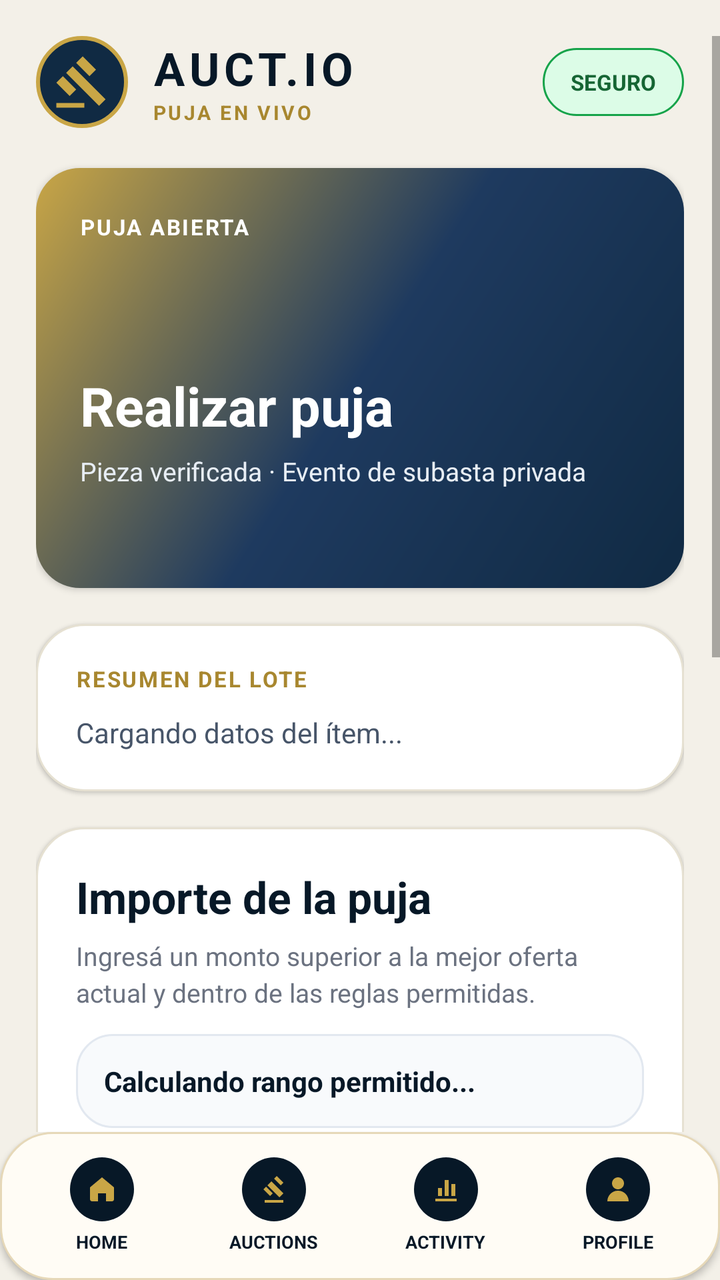
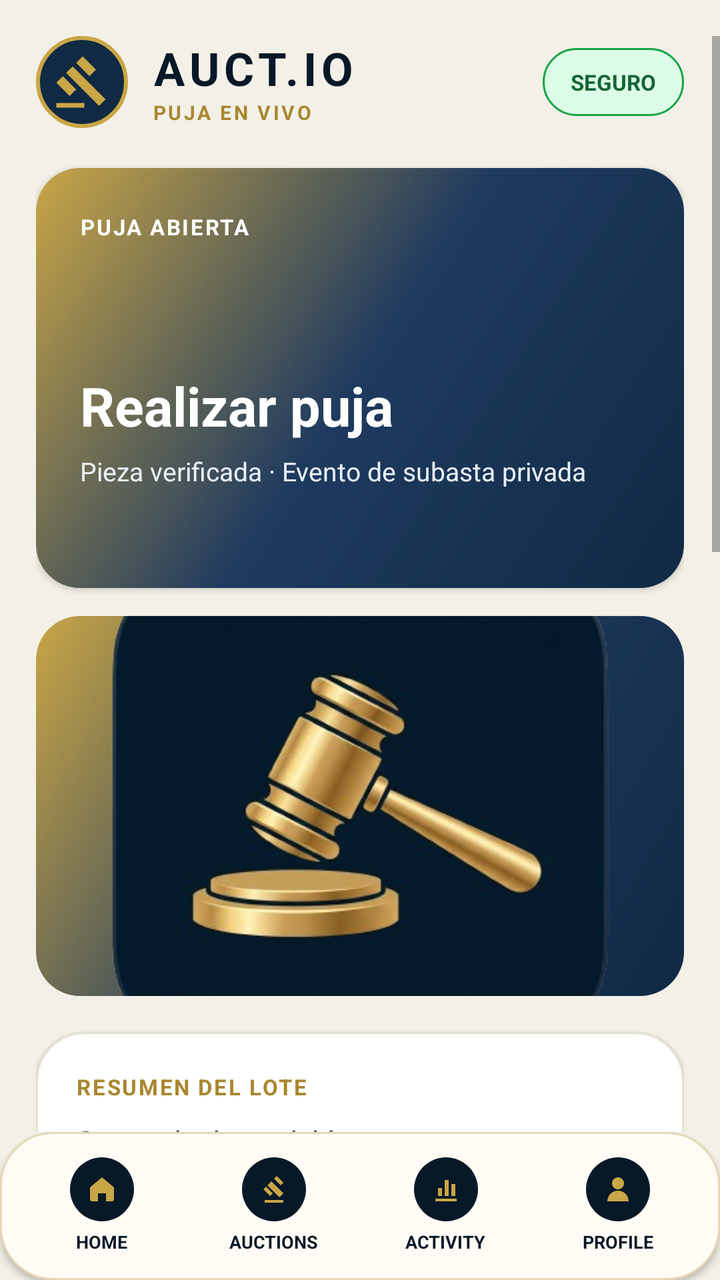

Two renders of the same Android screen: before a commit and after it. Below are the layout's source before the change and the commit's diff.
<!-- AndroidManifest.xml: application theme Theme.AppCompat.Light.NoActionBar -->
<!-- res/layout/activity_bid.xml -->
<?xml version="1.0" encoding="utf-8"?>
<LinearLayout xmlns:android="http://schemas.android.com/apk/res/android"
    android:id="@+id/rootBid"
    android:layout_width="match_parent"
    android:layout_height="match_parent"
    android:background="#F3F0E8"
    android:fitsSystemWindows="true"
    android:orientation="vertical">

    <ScrollView
        android:layout_width="match_parent"
        android:layout_height="0dp"
        android:layout_weight="1"
        android:fillViewport="true"
        android:paddingTop="18dp">

        <LinearLayout
            android:layout_width="match_parent"
            android:layout_height="wrap_content"
            android:orientation="vertical"
            android:paddingLeft="18dp"
            android:paddingRight="18dp"
            android:paddingBottom="24dp">

            
            <LinearLayout
                android:layout_width="match_parent"
                android:layout_height="wrap_content"
                android:gravity="center_vertical"
                android:orientation="horizontal">

                <ImageView
                    android:layout_width="46dp"
                    android:layout_height="46dp"
                    android:background="@drawable/bg_icon_circle"
                    android:padding="9dp"
                    android:src="@drawable/ic_gavel" />

                <LinearLayout
                    android:layout_width="0dp"
                    android:layout_height="wrap_content"
                    android:layout_marginLeft="12dp"
                    android:layout_weight="1"
                    android:orientation="vertical">

                    <TextView
                        android:layout_width="match_parent"
                        android:layout_height="wrap_content"
                        android:letterSpacing="0.10"
                        android:text="AUCT.IO"
                        android:textColor="#071827"
                        android:textSize="23sp"
                        android:textStyle="bold" />

                    <TextView
                        android:layout_width="match_parent"
                        android:layout_height="wrap_content"
                        android:letterSpacing="0.12"
                        android:text="PUJA EN VIVO"
                        android:textColor="#A8872F"
                        android:textSize="10sp"
                        android:textStyle="bold" />

                </LinearLayout>

                <TextView
                    android:layout_width="wrap_content"
                    android:layout_height="34dp"
                    android:background="@drawable/bg_live_chip"
                    android:gravity="center"
                    android:paddingLeft="14dp"
                    android:paddingRight="14dp"
                    android:text="SEGURO"
                    android:textColor="#166534"
                    android:textSize="11sp"
                    android:textStyle="bold" />

            </LinearLayout>

            
            <LinearLayout
                android:layout_width="match_parent"
                android:layout_height="210dp"
                android:layout_marginTop="20dp"
                android:background="@drawable/bg_visual_lot"
                android:elevation="2dp"
                android:orientation="vertical"
                android:padding="22dp">

                <TextView
                    android:layout_width="wrap_content"
                    android:layout_height="wrap_content"
                    android:letterSpacing="0.08"
                    android:text="PUJA ABIERTA"
                    android:textColor="#FFFFFF"
                    android:textSize="11sp"
                    android:textStyle="bold" />

                <TextView
                    android:id="@+id/txtTituloPuja"
                    android:layout_width="match_parent"
                    android:layout_height="wrap_content"
                    android:layout_marginTop="64dp"
                    android:text="Realizar puja"
                    android:textColor="#FFFFFF"
                    android:textSize="27sp"
                    android:textStyle="bold" />

                <TextView
                    android:layout_width="match_parent"
                    android:layout_height="wrap_content"
                    android:layout_marginTop="6dp"
                    android:text="Pieza verificada · Evento de subasta privada"
                    android:textColor="#E8EEF5"
                    android:textSize="13sp" />

            </LinearLayout>

            
            <LinearLayout
                android:layout_width="match_parent"
                android:layout_height="wrap_content"
                android:layout_marginTop="18dp"
                android:background="@drawable/bg_card_premium"
                android:elevation="1dp"
                android:orientation="vertical"
                android:padding="20dp">

                <TextView
                    android:layout_width="match_parent"
                    android:layout_height="wrap_content"
                    android:letterSpacing="0.08"
                    android:text="RESUMEN DEL LOTE"
                    android:textColor="#A8872F"
                    android:textSize="11sp"
                    android:textStyle="bold" />

                <TextView
                    android:id="@+id/txtDatosItem"
                    android:layout_width="match_parent"
                    android:layout_height="wrap_content"
                    android:layout_marginTop="10dp"
                    android:text="Cargando datos del ítem..."
                    android:textColor="#475569"
                    android:textSize="14sp"
                    android:lineSpacingExtra="4dp" />

            </LinearLayout>

            
            <LinearLayout
                android:layout_width="match_parent"
                android:layout_height="wrap_content"
                android:layout_marginTop="18dp"
                android:background="@drawable/bg_card_premium"
                android:elevation="1dp"
                android:orientation="vertical"
                android:padding="20dp">

                <TextView
                    android:layout_width="match_parent"
                    android:layout_height="wrap_content"
                    android:text="Importe de la puja"
                    android:textColor="#071827"
                    android:textSize="22sp"
                    android:textStyle="bold" />

                <TextView
                    android:layout_width="match_parent"
                    android:layout_height="wrap_content"
                    android:layout_marginTop="6dp"
                    android:text="Ingresá un monto superior a la mejor oferta actual y dentro de las reglas permitidas."
                    android:textColor="#6B7280"
                    android:textSize="13sp"
                    android:lineSpacingExtra="3dp" />

                <TextView
                    android:id="@+id/txtRangoPuja"
                    android:layout_width="match_parent"
                    android:layout_height="wrap_content"
                    android:layout_marginTop="12dp"
                    android:background="@drawable/bg_metric_box"
                    android:padding="14dp"
                    android:text="Calculando rango permitido..."
                    android:textColor="#071827"
                    android:textSize="14sp"
                    android:textStyle="bold"
                    android:lineSpacingExtra="3dp" />

                <EditText
                    android:id="@+id/edtImportePuja"
                    android:layout_width="match_parent"
                    android:layout_height="54dp"
                    android:layout_marginTop="16dp"
                    android:background="@drawable/bg_input_premium"
                    android:hint="Ej: 12100"
                    android:inputType="numberDecimal"
                    android:paddingLeft="16dp"
                    android:paddingRight="16dp"
                    android:textColor="#071827"
                    android:textColorHint="#94A3B8"
                    android:textSize="17sp"
                    android:textStyle="bold" />

                <TextView
                    android:id="@+id/txtMensajePuja"
                    android:layout_width="match_parent"
                    android:layout_height="wrap_content"
                    android:layout_marginTop="12dp"
                    android:text=""
                    android:textAlignment="center"
                    android:textColor="#DC2626"
                    android:textSize="14sp"
                    android:lineSpacingExtra="3dp" />

                <Button
                    android:id="@+id/btnEnviarPuja"
                    android:layout_width="match_parent"
                    android:layout_height="52dp"
                    android:layout_marginTop="16dp"
                    android:background="@drawable/bg_button_gold"
                    android:text="ENVIAR PUJA"
                    android:textColor="#071827"
                    android:textSize="13sp"
                    android:textStyle="bold" />

            </LinearLayout>

            
            <LinearLayout
                android:layout_width="match_parent"
                android:layout_height="wrap_content"
                android:layout_marginTop="18dp"
                android:background="@drawable/bg_collection_card"
                android:elevation="1dp"
                android:orientation="vertical"
                android:padding="18dp">

                <TextView
                    android:layout_width="match_parent"
                    android:layout_height="wrap_content"
                    android:letterSpacing="0.08"
                    android:text="OPERACIÓN SEGURA"
                    android:textColor="#166534"
                    android:textSize="11sp"
                    android:textStyle="bold" />

                <View
                    android:layout_width="46dp"
                    android:layout_height="2dp"
                    android:layout_marginTop="10dp"
                    android:background="@drawable/bg_gold_line" />

                <TextView
                    android:layout_width="match_parent"
                    android:layout_height="wrap_content"
                    android:layout_marginTop="12dp"
                    android:text="Tu identidad y medios de pago fueron verificados para operar en subastas habilitadas. La puja será registrada en el sistema con trazabilidad."
                    android:textColor="#475569"
                    android:textSize="13sp"
                    android:lineSpacingExtra="4dp" />

            </LinearLayout>

            <Button
                android:id="@+id/btnVolverDetalle"
                android:layout_width="match_parent"
                android:layout_height="50dp"
                android:layout_marginTop="22dp"
                android:background="@drawable/bg_button_outline"
                android:text="VOLVER AL LOTE"
                android:textColor="#071827"
                android:textStyle="bold" />

        </LinearLayout>

    </ScrollView>

    <include layout="@layout/component_bottom_nav" />

</LinearLayout>
<!-- res/layout/component_bottom_nav.xml (included above) -->
<?xml version="1.0" encoding="utf-8"?>
<LinearLayout xmlns:android="http://schemas.android.com/apk/res/android"
    android:id="@+id/componentBottomNav"
    android:layout_width="match_parent"
    android:layout_height="wrap_content"
    android:background="@drawable/bg_bottom_nav"
    android:elevation="2dp"
    android:orientation="horizontal"
    android:paddingLeft="8dp"
    android:paddingTop="8dp"
    android:paddingRight="8dp"
    android:paddingBottom="8dp">

    <LinearLayout
        android:id="@+id/navHome"
        android:layout_width="0dp"
        android:layout_height="58dp"
        android:layout_weight="1"
        android:clickable="true"
        android:focusable="true"
        android:gravity="center"
        android:orientation="vertical">

        <ImageView
            android:layout_width="32dp"
            android:layout_height="32dp"
            android:background="@drawable/bg_nav_icon_circle"
            android:padding="8dp"
            android:src="@drawable/ic_nav_home" />

        <TextView
            android:layout_width="wrap_content"
            android:layout_height="wrap_content"
            android:layout_marginTop="4dp"
            android:text="HOME"
            android:textColor="#071827"
            android:textSize="9sp"
            android:textStyle="bold" />

    </LinearLayout>

    <LinearLayout
        android:id="@+id/navAuctions"
        android:layout_width="0dp"
        android:layout_height="58dp"
        android:layout_weight="1"
        android:clickable="true"
        android:focusable="true"
        android:gravity="center"
        android:orientation="vertical">

        <ImageView
            android:layout_width="32dp"
            android:layout_height="32dp"
            android:background="@drawable/bg_nav_icon_circle"
            android:padding="8dp"
            android:src="@drawable/ic_nav_auctions" />

        <TextView
            android:layout_width="wrap_content"
            android:layout_height="wrap_content"
            android:layout_marginTop="4dp"
            android:text="AUCTIONS"
            android:textColor="#071827"
            android:textSize="9sp"
            android:textStyle="bold" />

    </LinearLayout>

    <LinearLayout
        android:id="@+id/navActivity"
        android:layout_width="0dp"
        android:layout_height="58dp"
        android:layout_weight="1"
        android:clickable="true"
        android:focusable="true"
        android:gravity="center"
        android:orientation="vertical">

        <ImageView
            android:layout_width="32dp"
            android:layout_height="32dp"
            android:background="@drawable/bg_nav_icon_circle"
            android:padding="8dp"
            android:src="@drawable/ic_nav_activity" />

        <TextView
            android:layout_width="wrap_content"
            android:layout_height="wrap_content"
            android:layout_marginTop="4dp"
            android:text="ACTIVITY"
            android:textColor="#071827"
            android:textSize="9sp"
            android:textStyle="bold" />

    </LinearLayout>

    <LinearLayout
        android:id="@+id/navProfile"
        android:layout_width="0dp"
        android:layout_height="58dp"
        android:layout_weight="1"
        android:clickable="true"
        android:focusable="true"
        android:gravity="center"
        android:orientation="vertical">

        <ImageView
            android:layout_width="32dp"
            android:layout_height="32dp"
            android:background="@drawable/bg_nav_icon_circle"
            android:padding="8dp"
            android:src="@drawable/ic_nav_profile" />

        <TextView
            android:layout_width="wrap_content"
            android:layout_height="wrap_content"
            android:layout_marginTop="4dp"
            android:text="PROFILE"
            android:textColor="#071827"
            android:textSize="9sp"
            android:textStyle="bold" />

    </LinearLayout>

</LinearLayout>
<!-- resources referenced by this layout -->
<resources>
  <!-- drawable bg_bottom_nav (drawable) -->
  <?xml version="1.0" encoding="utf-8"?>
  <shape xmlns:android="http://schemas.android.com/apk/res/android">
  
      <solid android:color="#FFFCF5" />
  
      <corners android:radius="26dp" />
  
      <stroke
          android:width="1dp"
          android:color="#E6D8B8" />
  
  </shape>
  <!-- drawable bg_button_gold (drawable) -->
  <?xml version="1.0" encoding="utf-8"?>
  <shape xmlns:android="http://schemas.android.com/apk/res/android">
      <solid android:color="#C9A646" />
      <corners android:radius="14dp" />
  </shape>
  <!-- drawable bg_button_outline (drawable) -->
  <?xml version="1.0" encoding="utf-8"?>
  <shape xmlns:android="http://schemas.android.com/apk/res/android">
      <solid android:color="#FFFFFF" />
      <corners android:radius="14dp" />
      <stroke
          android:width="1dp"
          android:color="#C9A646" />
  </shape>
  <!-- drawable bg_card_premium (drawable) -->
  <?xml version="1.0" encoding="utf-8"?>
  <shape xmlns:android="http://schemas.android.com/apk/res/android">
      <solid android:color="#FFFFFF" />
      <corners android:radius="24dp" />
      <stroke
          android:width="1dp"
          android:color="#E6E1D2" />
  </shape>
  <!-- drawable bg_collection_card (drawable) -->
  <?xml version="1.0" encoding="utf-8"?>
  <shape xmlns:android="http://schemas.android.com/apk/res/android">
  
      <solid android:color="#FFFCF5" />
  
      <corners android:radius="22dp" />
  
      <stroke
          android:width="1dp"
          android:color="#E6D8B8" />
  
  </shape>
  <!-- drawable bg_gold_line (drawable) -->
  <?xml version="1.0" encoding="utf-8"?>
  <shape xmlns:android="http://schemas.android.com/apk/res/android">
  
      <solid android:color="#C9A646" />
  
      <corners android:radius="2dp" />
  
  </shape>
  <!-- drawable bg_icon_circle (drawable) -->
  <?xml version="1.0" encoding="utf-8"?>
  <shape xmlns:android="http://schemas.android.com/apk/res/android"
      android:shape="oval">
  
      <solid android:color="#102A43" />
  
      <stroke
          android:width="2dp"
          android:color="#C9A646" />
  
  </shape>
  <!-- drawable bg_input_premium (drawable) -->
  <?xml version="1.0" encoding="utf-8"?>
  <shape xmlns:android="http://schemas.android.com/apk/res/android">
      <solid android:color="#F8FAFC" />
      <corners android:radius="14dp" />
      <stroke
          android:width="1dp"
          android:color="#D1D5DB" />
  </shape>
  <!-- drawable bg_live_chip (drawable) -->
  <?xml version="1.0" encoding="utf-8"?>
  <shape xmlns:android="http://schemas.android.com/apk/res/android">
      <solid android:color="#DCFCE7" />
      <corners android:radius="18dp" />
      <stroke
          android:width="1dp"
          android:color="#16A34A" />
  </shape>
  <!-- drawable bg_metric_box (drawable) -->
  <?xml version="1.0" encoding="utf-8"?>
  <shape xmlns:android="http://schemas.android.com/apk/res/android">
      <solid android:color="#F8FAFC" />
      <corners android:radius="18dp" />
      <stroke
          android:width="1dp"
          android:color="#E2E8F0" />
  </shape>
  <!-- drawable bg_nav_icon_circle (drawable) -->
  <?xml version="1.0" encoding="utf-8"?>
  <shape xmlns:android="http://schemas.android.com/apk/res/android"
      android:shape="oval">
  
      <solid android:color="#071827" />
  
  </shape>
  <!-- drawable bg_visual_lot (drawable) -->
  <?xml version="1.0" encoding="utf-8"?>
  <shape xmlns:android="http://schemas.android.com/apk/res/android">
      <gradient
          android:angle="135"
          android:startColor="#102A43"
          android:centerColor="#1E3A5F"
          android:endColor="#C9A646" />
      <corners android:radius="22dp" />
  </shape>
  <!-- drawable ic_nav_activity (drawable) -->
  <vector xmlns:android="http://schemas.android.com/apk/res/android"
      android:width="24dp"
      android:height="24dp"
      android:viewportWidth="24"
      android:viewportHeight="24">
  
      <path
          android:fillColor="#C9A646"
          android:pathData="M4,19h16v2H4v-2zM6,11h3v6H6v-6zM11,5h3v12h-3V5zM16,8h3v9h-3V8z" />
  </vector>
  <!-- unchanged entries left out for length: 4 -->
</resources>

<!-- the commit's change to res/layout/activity_bid.xml (unified diff, before → after) -->
@@ -115,6 +115,16 @@
                     android:textSize="13sp" />
 
             </LinearLayout>
+
+            <ImageView
+                android:id="@+id/imgLotePuja"
+                android:layout_width="match_parent"
+                android:layout_height="190dp"
+                android:layout_marginTop="14dp"
+                android:background="@drawable/bg_visual_lot"
+                android:scaleType="centerCrop"
+                android:src="@drawable/logo"
+                android:visibility="visible" />
 
             
             <LinearLayout
<!-- resource entries referenced after the edit -->
@@ -127,6 +127,7 @@
           android:fillColor="#C9A646"
           android:pathData="M4,19h16v2H4v-2zM6,11h3v6H6v-6zM11,5h3v12h-3V5zM16,8h3v9h-3V8z" />
   </vector>
+  <!-- drawable logo: png bitmap (drawable, 128604 bytes) -->
   <!-- unchanged entries left out for length: 4 -->
 </resources>
 
